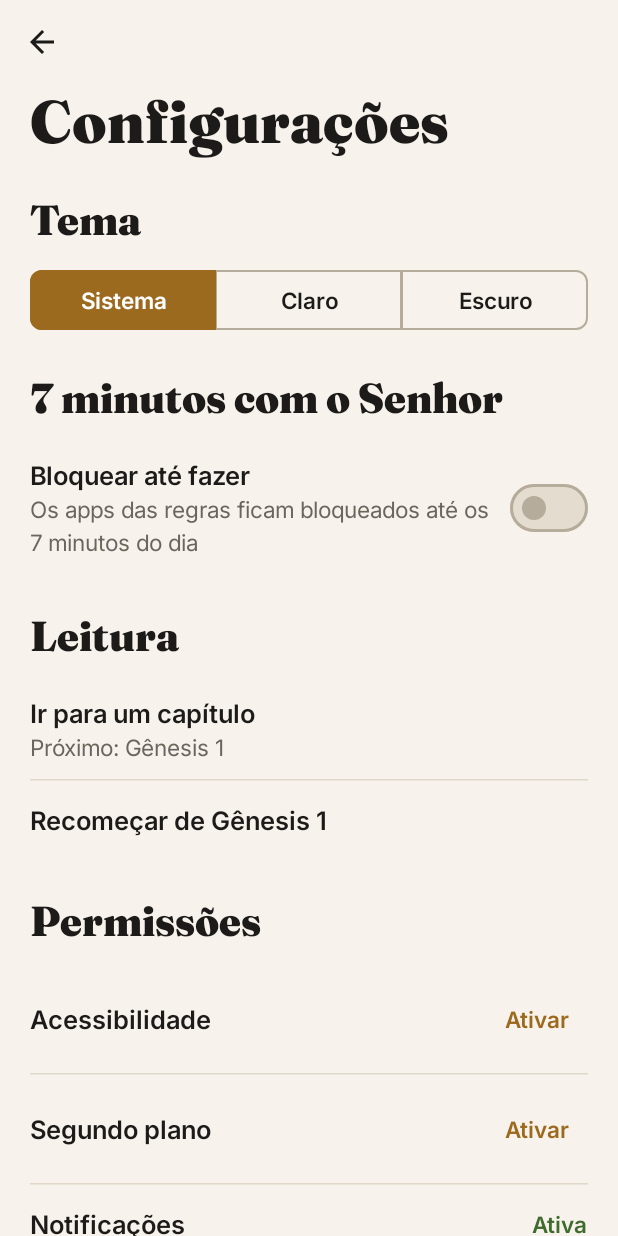
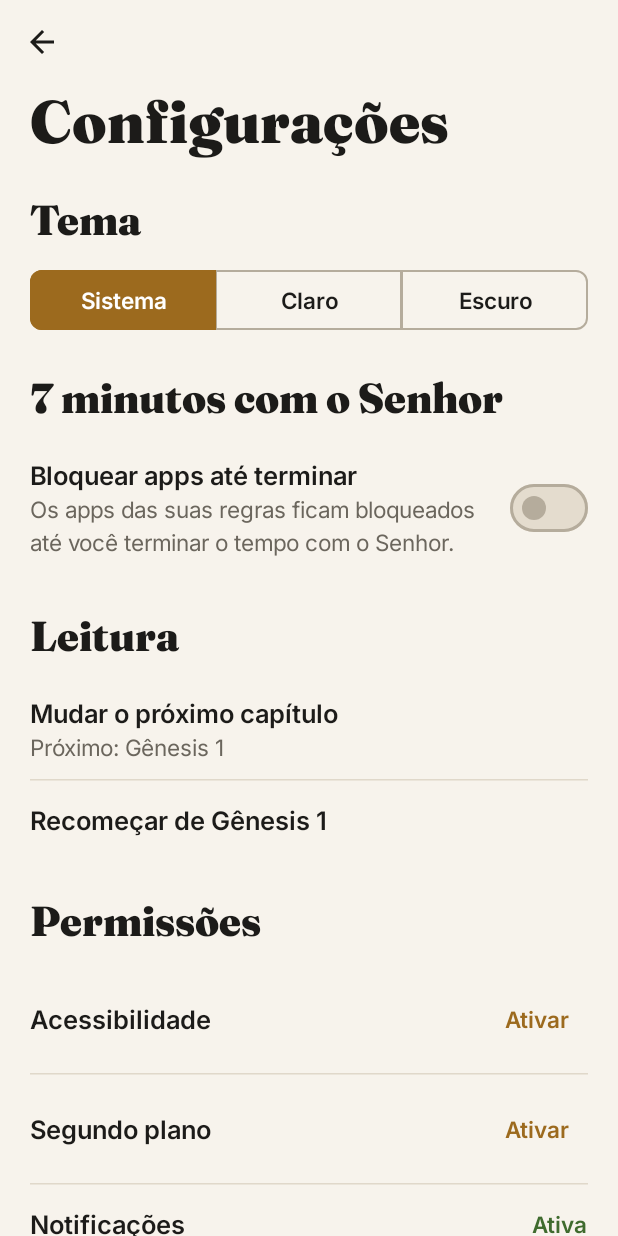
Before and after one commit to davimartinsfr/renova, an Android app built with Jetpack Compose: the screen it shows after launch (MainActivity), after a tap on "Configurações", on a phone screen of 412 x 824 dp. Run offline under Robolectric (Android 15) with nearby library versions, the phone set to English and light mode, and no system bars; pictures from the network do not load; 1 other tap on this screen came first.

Commit message:
Textos: revisão do tutorial, Configurações e 7 minutos
Co-Authored-By: Claude Opus 5.5 <noreply@anthropic.com>

```diff
--- a/app/src/main/java/dev/renova/app/domain/Devotion.kt
+++ b/app/src/main/java/dev/renova/app/domain/Devotion.kt
@@ -29,7 +29,7 @@ object Devotion {
         ),
         DevotionStep(
             "Orar", 60,
-            "Abra e amoleça o coração, esvazie-se diante dEle. Diga ao Senhor que você O ama.",
+            "Abra e amoleça o coração, esvazie-se diante Dele. Diga ao Senhor que você O ama.",
             "2Co 3:16; Sl 62:8",
         ),
         DevotionStep(
--- a/app/src/main/java/dev/renova/app/ui/OnboardingScreen.kt
+++ b/app/src/main/java/dev/renova/app/ui/OnboardingScreen.kt
@@ -143,7 +143,7 @@ private fun StepContent(step: OnboardingStep, permissions: PermissionState) {
             }
             Title("Menos tela, mais Bíblia")
             Body(
-                "O Renova limita o Shorts, o Reels e os apps que você escolher. Quando o tempo acaba, " +
+                "O Renova limita o YouTube Shorts, o Instagram Reels e outros apps que você escolher. Quando o tempo acaba, " +
                     "o app para, e você libera mais tempo lendo a Bíblia.",
             )
         }
@@ -170,7 +170,7 @@ private fun StepContent(step: OnboardingStep, permissions: PermissionState) {
         }
         OnboardingStep.BATTERY -> {
             Title("Segundo plano")
-            Body("Para o Android não desligar o bloqueio, permita que o Renova rode em segundo plano.")
+            Body("Para o bloqueio funcionar sempre, permita que o Renova rode em segundo plano.")
             if (permissions.batteryOk) Granted()
         }
         OnboardingStep.NOTIFICATIONS -> {
--- a/app/src/main/java/dev/renova/app/ui/SettingsScreen.kt
+++ b/app/src/main/java/dev/renova/app/ui/SettingsScreen.kt
@@ -118,8 +118,8 @@ fun SettingsScreen(onTutorial: () -> Unit = {}, onBack: () -> Unit) {
 
             SectionTitle("7 minutos com o Senhor")
             ListRow(
-                "Bloquear até fazer",
-                subtitle = "Os apps das regras ficam bloqueados até os 7 minutos do dia",
+                "Bloquear apps até terminar",
+                subtitle = "Os apps das suas regras ficam bloqueados até você terminar o tempo com o Senhor.",
                 divider = false,
             ) {
                 Switch(checked = devotionEnabled, onCheckedChange = { on ->
@@ -133,7 +133,7 @@ fun SettingsScreen(onTutorial: () -> Unit = {}, onBack: () -> Unit) {
             SectionTitle("Leitura")
             Column {
                 ListRow(
-                    "Ir para um capítulo",
+                    "Mudar o próximo capítulo",
                     subtitle = position?.let { "Próximo: ${Bible.title(it)}" },
                     onClick = { picking = true },
                 )
```
